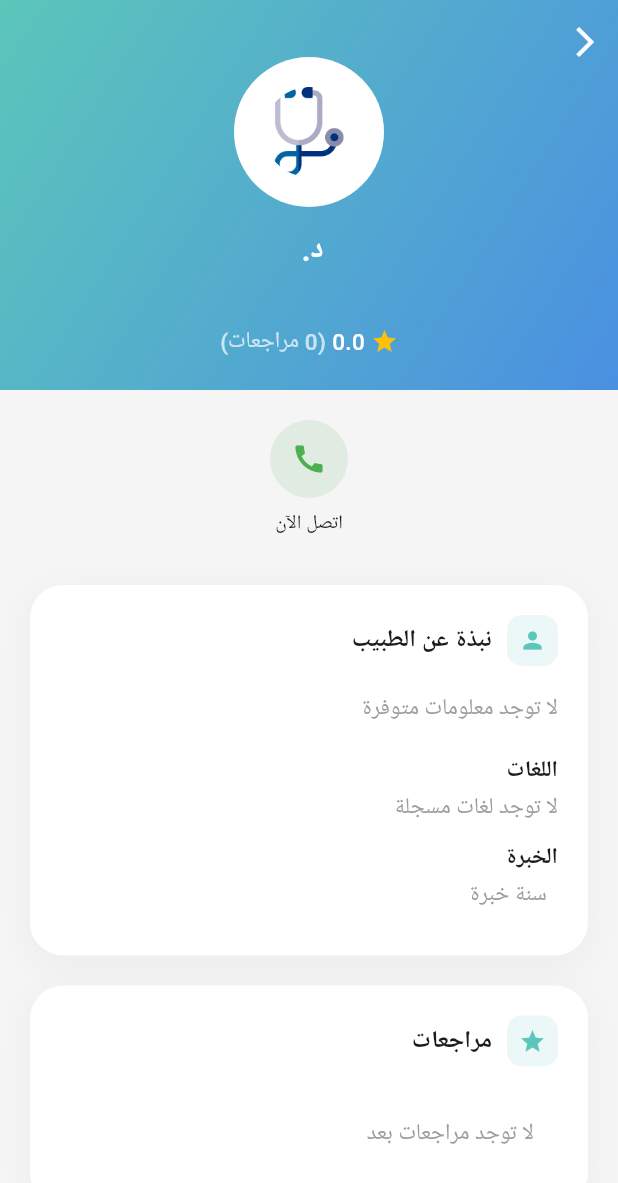
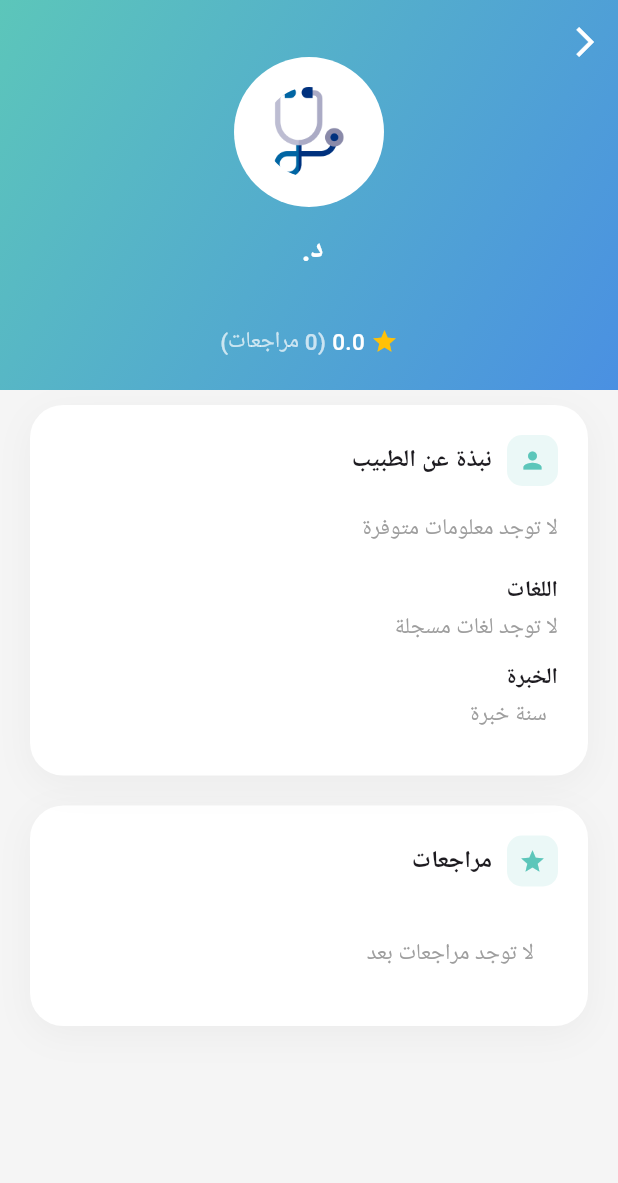
Before and after one commit to mazinabed/TrustyDr-pwa, a Flutter app: the DoctorProfileV2 screen opened directly with empty values, on a phone screen of 412 x 824 dp. Shown: the top 1183 px of the screen. Run offline on Flutter 3.47's test engine with Material 3 defaults, Android fonts, the phone set to English and light mode, and no system bars; our stand-ins replace cloud_firestore, dropdown_button2, easy_localization, firebase_auth, firebase_core, firebase_storage and 12 more; missing offline and left inert: dart:html, dart:js_interop; accounts and stored records are empty; Roboto replaces fonts that are missing (Cairo).

Commit message:
Expose approved doctor contact info publicly
Synced verified doctor public contact fields to public_doctors and updated patient profile actions.

* Sync doctor phone to public_doctors only when canCall is true
* Sync doctor email to public_doctors from public contact onboarding field
* Gate patient profile call button on canCall and phone availability
* Add patient profile email action using public_doctors email
* Keep patient app reading public_doctors only
* Tighten doctors/{uid} read rules to block patient access to private doctor documents
* Preserve sanitized public profile architecture without adding new contact fields

```diff
--- a/lib/pages/doctor/doctor_profile_v2.dart
+++ b/lib/pages/doctor/doctor_profile_v2.dart
@@ -201,11 +201,13 @@ class _DoctorProfileView extends StatelessWidget {
             : specialtyEn;
 
     final phone = (doctorData['phone'] ?? '').toString();
+    final email = (doctorData['email'] ?? '').toString();
     final languages = List<String>.from(doctorData['languages'] ?? []);
 
     final isVerified =
         doctorData['verified'] == true || doctorData['isVerified'] == true;
     final canBook = doctorData['canBook'] == true;
+    final canCall = doctorData['canCall'] == true;
 
     final rating = (doctorData['ratingAverage'] is num)
         ? (doctorData['ratingAverage'] as num).toDouble()
@@ -348,21 +350,33 @@ class _DoctorProfileView extends StatelessWidget {
       );
     }
 
-    SliverToBoxAdapter _buildActions(BuildContext context, String phone) {
+    SliverToBoxAdapter _buildActions(
+        BuildContext context, String phone, String email, bool canCall) {
+      final showCall = canCall && phone.isNotEmpty;
+      final showEmail = email.isNotEmpty;
+      if (!showCall && !showEmail) {
+        return const SliverToBoxAdapter(child: SizedBox.shrink());
+      }
       return SliverToBoxAdapter(
         child: Padding(
           padding: const EdgeInsets.symmetric(vertical: 20),
           child: Row(
             mainAxisAlignment: MainAxisAlignment.spaceEvenly,
             children: [
-              _action(
-                icon: Icons.call,
-                label: 'call_now'.tr(),
-                color: PatientAppColors.statusConfirmed,
-                onTap: phone.isNotEmpty
-                    ? () => launchUrl(Uri.parse('tel:$phone'))
-                    : null,
-              ),
+              if (showCall)
+                _action(
+                  icon: Icons.call,
+                  label: 'call_now'.tr(),
+                  color: PatientAppColors.statusConfirmed,
+                  onTap: () => launchUrl(Uri.parse('tel:$phone')),
+                ),
+              if (showEmail)
+                _action(
+                  icon: Icons.email_outlined,
+                  label: 'email_address'.tr(),
+                  color: PatientAppColors.brandTeal,
+                  onTap: () => launchUrl(Uri.parse('mailto:$email')),
+                ),
             ],
           ),
         ),
@@ -839,7 +853,7 @@ class _DoctorProfileView extends StatelessWidget {
     return CustomScrollView(
       slivers: [
         _buildHeader(context, name, specialtyShown, rating, reviews, imageUrl),
-        _buildActions(context, phone),
+        _buildActions(context, phone, email, canCall),
         if (canBook && isVerified && hasSchedule)
           _buildBookingCard(
             context,
```
